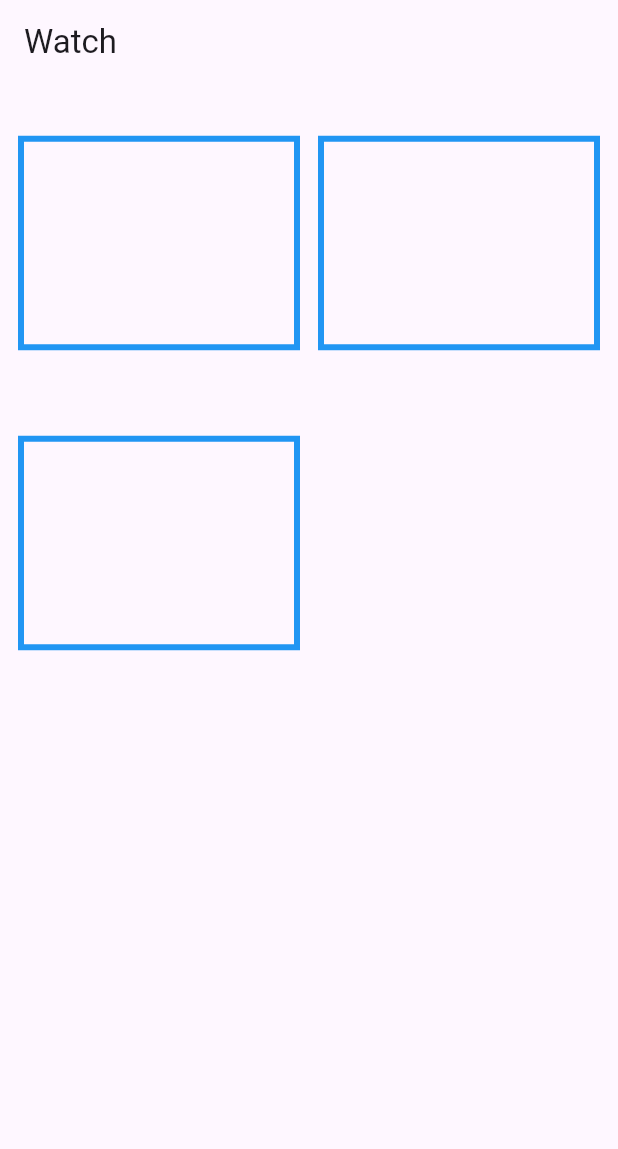
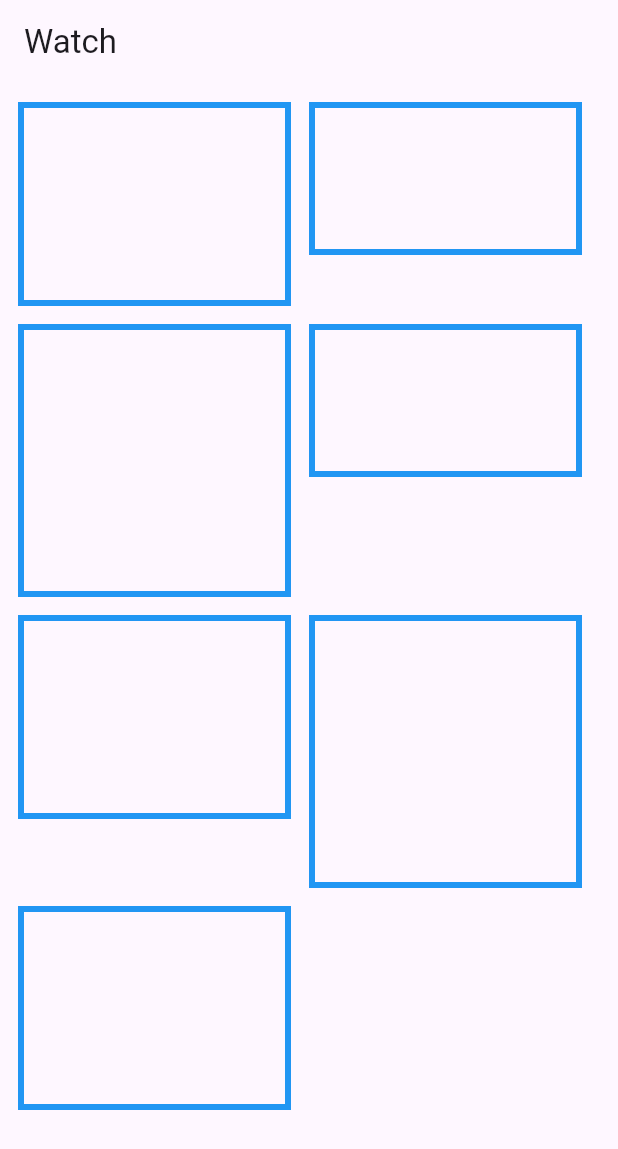
Before and after one commit to satochibi/screentone_test, a Flutter app: the screen it shows after launch, on a phone screen of 412 x 824 dp. Shown: the top 1149 px of the screen. Run offline on Flutter 3.47's test engine with Material 3 defaults, Android fonts, the phone set to English and light mode, and no system bars.

Commit message:
とりあえず上寄せできれいに表示できた。

```diff
--- a/lib/main.dart
+++ b/lib/main.dart
@@ -2,6 +2,8 @@ import 'package:flutter/material.dart';
 import 'package:flutter/rendering.dart';
 import 'package:flutter/services.dart';
 import 'dart:ui' as ui;
+
+import 'package:screentone_test/sub.dart';
 
 void main() => runApp(const MyApp());
 
@@ -10,14 +12,24 @@ class MyApp extends StatelessWidget {
 
   @override
   Widget build(BuildContext context) {
-    return const MaterialApp(
+    return MaterialApp(
       home: WatchLocalPage(),
     );
   }
 }
 
 class WatchLocalPage extends StatelessWidget {
-  const WatchLocalPage({super.key});
+  WatchLocalPage({super.key});
+
+  final aspectRatios = [
+    4 / 3,
+    16 / 9,
+    1 / 1,
+    16 / 9,
+    4 / 3,
+    1 / 1,
+    4 / 3,
+  ];
 
   @override
   Widget build(BuildContext context) {
@@ -31,25 +43,23 @@ class WatchLocalPage extends StatelessWidget {
       ),
       body: SafeArea(
         child: GridView.builder(
-          padding: const EdgeInsets.all(12),
-          gridDelegate: const SliverGridDelegateWithMaxCrossAxisExtent(
+          padding: EdgeInsets.all(12),
+          gridDelegate:
+              SliverGridDelegateWithSnappedMaxCrossAxisExtentVariableAspect(
             maxCrossAxisExtent: 320,
             crossAxisSpacing: 12,
             mainAxisSpacing: 12,
+            childAspectRatios: aspectRatios,
           ),
-          itemCount: 3,
+          itemCount: aspectRatios.length,
           itemBuilder: (context, index) {
-            return Center(
-              child: SizedBox(
-                width: double.infinity,
-                child: Container(
-                  decoration: BoxDecoration(
-                    border: Border.all(color: Colors.blue, width: 4.0),
-                  ),
-                  child: AspectRatio(
-                    aspectRatio: 4 / 3,
-                    child: ArtBoard(),
-                  ),
+            return PixelSnap(
+              child: Container(
+                decoration: BoxDecoration(
+                  border: Border.all(color: Colors.blue, width: 4.0),
+                ),
+                child: Center(
+                  child: ArtBoard(),
                 ),
               ),
             );
@@ -126,6 +136,8 @@ class _DrawingPainter extends CustomPainter {
       ..strokeWidth = 4.0;
 
     var path = Path();
+
+    print(size);
 
     final matrix = Matrix4.identity();
 
--- /dev/null
+++ b/lib/sub.dart
@@ -0,0 +1,132 @@
+import 'dart:math';
+import 'package:flutter/rendering.dart';
+
+class SliverGridDelegateWithSnappedMaxCrossAxisExtentVariableAspect
+    extends SliverGridDelegate {
+  final double maxCrossAxisExtent;
+  final double crossAxisSpacing;
+  final double mainAxisSpacing;
+  final List<double> childAspectRatios; // 各セルのアスペクト比
+
+  SliverGridDelegateWithSnappedMaxCrossAxisExtentVariableAspect({
+    required this.maxCrossAxisExtent,
+    required this.childAspectRatios,
+    this.crossAxisSpacing = 0,
+    this.mainAxisSpacing = 0,
+  });
+
+  @override
+  SliverGridLayout getLayout(SliverConstraints constraints) {
+    final usableWidth = constraints.crossAxisExtent - crossAxisSpacing;
+    int crossAxisCount =
+        (usableWidth / (maxCrossAxisExtent + crossAxisSpacing)).ceil();
+
+    // 整数化したセル幅
+    final totalSpacing = (crossAxisCount - 1) * crossAxisSpacing;
+    final rawCellWidth = (usableWidth - totalSpacing) / crossAxisCount;
+    final cellWidth = rawCellWidth.floorToDouble();
+
+    // 各セルごとに高さを計算するため、SliverGridRegularTileLayout は使えない
+    // ここでは SliverGridDelegate に対応するカスタム Layout を返す必要がある
+    return _SliverGridVariableHeightLayout(
+      crossAxisCount: crossAxisCount,
+      crossAxisSpacing: crossAxisSpacing,
+      mainAxisSpacing: mainAxisSpacing,
+      cellWidth: cellWidth,
+      childAspectRatios: childAspectRatios,
+    );
+  }
+
+  @override
+  bool shouldRelayout(
+      covariant SliverGridDelegateWithSnappedMaxCrossAxisExtentVariableAspect
+          oldDelegate) {
+    return oldDelegate.maxCrossAxisExtent != maxCrossAxisExtent ||
+        oldDelegate.crossAxisSpacing != crossAxisSpacing ||
+        oldDelegate.mainAxisSpacing != mainAxisSpacing ||
+        oldDelegate.childAspectRatios != childAspectRatios;
+  }
+}
+
+class _SliverGridVariableHeightLayout extends SliverGridLayout {
+  final int crossAxisCount;
+  final double crossAxisSpacing;
+  final double mainAxisSpacing;
+  final double cellWidth;
+  final List<double> childAspectRatios;
+
+  const _SliverGridVariableHeightLayout({
+    required this.crossAxisCount,
+    required this.crossAxisSpacing,
+    required this.mainAxisSpacing,
+    required this.cellWidth,
+    required this.childAspectRatios,
+  });
+
+  @override
+  SliverGridGeometry getGeometryForChildIndex(int index) {
+    final row = index ~/ crossAxisCount;
+    final column = index % crossAxisCount;
+
+    // 各セルの高さ = width / 個別アスペクト比
+    final aspectRatio = childAspectRatios[index];
+    final cellHeight = (cellWidth / aspectRatio).floorToDouble();
+
+    final crossAxisOffset = column * (cellWidth + crossAxisSpacing);
+    // mainAxisOffset は前の行の最大高さを足す必要がある
+    double mainAxisOffset = 0;
+    for (int r = 0; r < row; r++) {
+      int start = r * crossAxisCount;
+      int end = start + crossAxisCount;
+      double maxHeight = 0;
+      for (int i = start; i < end && i < childAspectRatios.length; i++) {
+        maxHeight =
+            max(maxHeight, (cellWidth / childAspectRatios[i]).floorToDouble());
+      }
+      mainAxisOffset += maxHeight + mainAxisSpacing;
+    }
+
+    return SliverGridGeometry(
+      scrollOffset: mainAxisOffset,
+      crossAxisOffset: crossAxisOffset,
+      mainAxisExtent: cellHeight,
+      crossAxisExtent: cellWidth,
+    );
+  }
+
+  @override
+  int getMaxChildIndexForScrollOffset(double scrollOffset) {
+    // 適宜簡易的に全件返す
+    return childAspectRatios.length - 1;
+  }
+
+  @override
+  int getMinChildIndexForScrollOffset(double scrollOffset) {
+    return 0;
+  }
+
+  @override
+  double computeMaxScrollOffset(int childCount) {
+    if (childCount == 0) return 0;
+
+    final rowCount = (childCount / crossAxisCount).ceil();
+    double maxOffset = 0;
+
+    for (int row = 0; row < rowCount; row++) {
+      // その行の最大高さを取得
+      int start = row * crossAxisCount;
+      int end = min(start + crossAxisCount, childAspectRatios.length);
+      double maxHeight = 0;
+      for (int i = start; i < end; i++) {
+        double cellHeight = (cellWidth / childAspectRatios[i]).floorToDouble();
+        maxHeight = max(maxHeight, cellHeight);
+      }
+      maxOffset += maxHeight;
+    }
+
+    // mainAxisSpacing を加算
+    maxOffset += max((rowCount - 1), 0) * mainAxisSpacing;
+
+    return maxOffset;
+  }
+}
```
